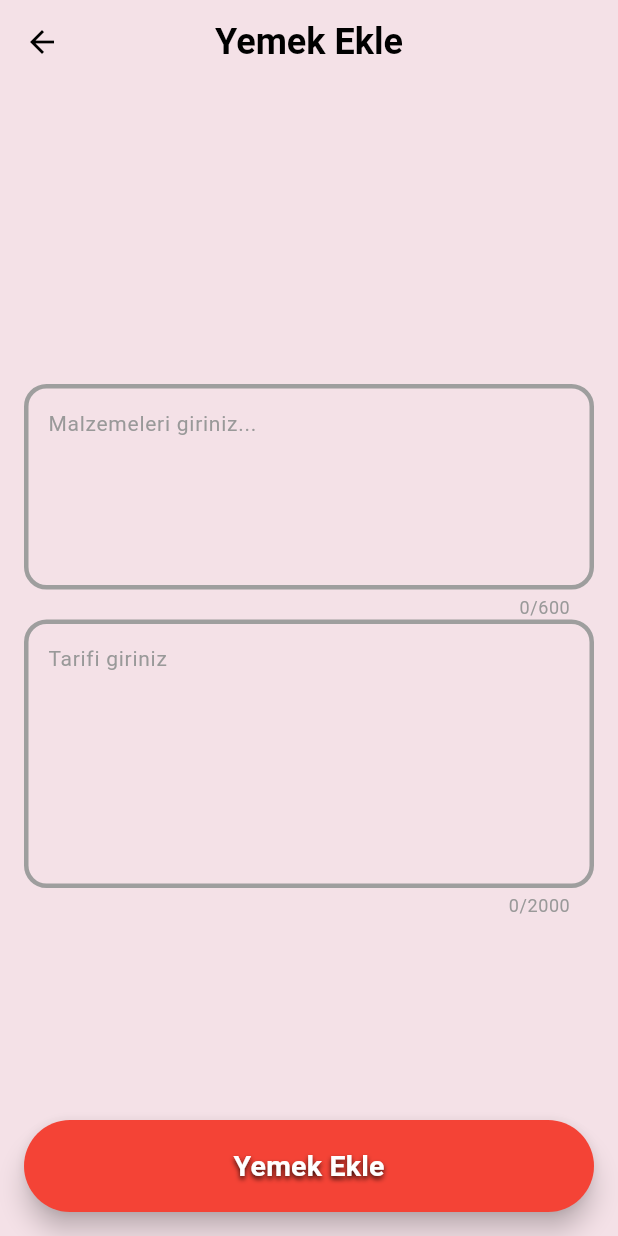
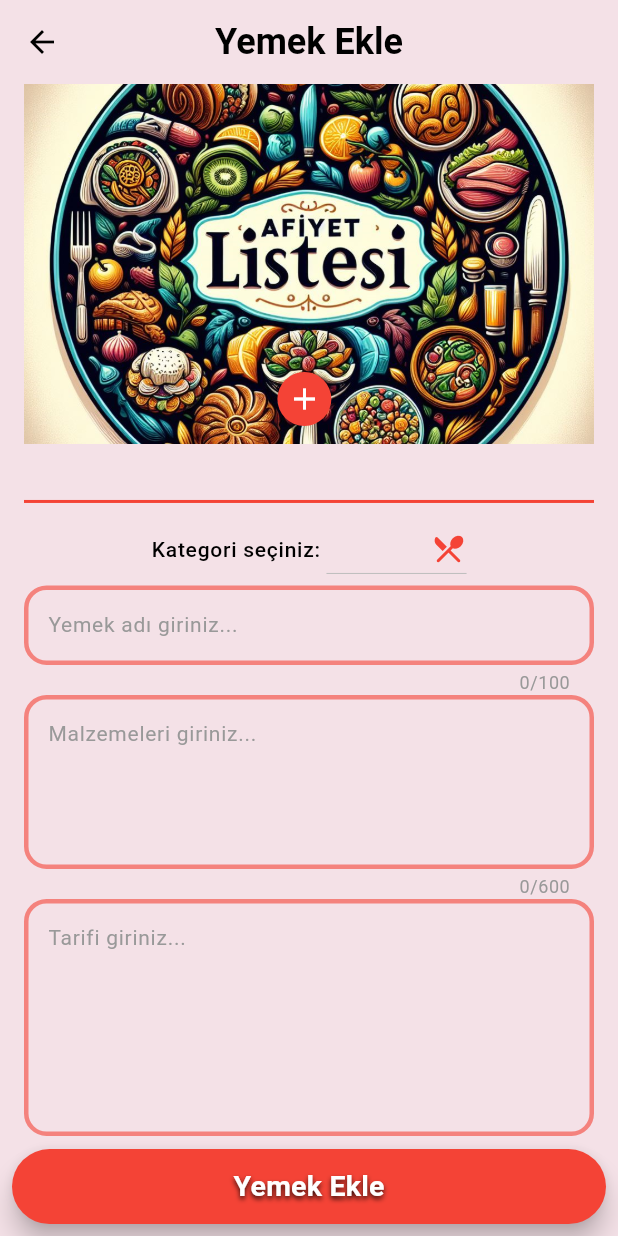
Before and after one commit to OzcanFatihCan/AfiyetListesi, a Flutter app: the FoodAddPageView screen opened directly, on a phone screen of 412 x 824 dp. Run offline on Flutter 3.47's test engine with Material 3 defaults, Android fonts, the phone set to English and light mode, and no system bars; our stand-ins replace cloud_firestore, dotted_border, equatable, firebase_auth, firebase_core, firebase_storage and 5 more; accounts and stored records are empty.

Commit message:
Foodadd page UI completed

```diff
--- a/lib/product/components/text/large_text_field.dart
+++ b/lib/product/components/text/large_text_field.dart
@@ -26,7 +26,7 @@ class LargeTextField extends StatelessWidget with _pageSize {
         enabledBorder: OutlineInputBorder(
           borderRadius: halfRadius,
           borderSide: BorderSide(
-            color: Theme.of(context).colorScheme.onSecondary,
+            color: Theme.of(context).colorScheme.onPrimary.withOpacity(0.6),
             width: textFieldBorderSize,
           ),
         ),
--- a/lib/product/constants/project_photo.dart
+++ b/lib/product/constants/project_photo.dart
@@ -5,7 +5,8 @@ enum ItemsofAsset {
   profilPhotoUrl,
   lottieLoading,
   lottieFood,
-  lottieError
+  lottieError,
+  foodAdd
 }
 
 extension ItemsofAssetExtension on ItemsofAsset {
@@ -25,6 +26,8 @@ extension ItemsofAssetExtension on ItemsofAsset {
         return 'LottieFood';
       case ItemsofAsset.lottieError:
         return 'LottieError';
+      case ItemsofAsset.foodAdd:
+        return 'FoodAdd';
     }
   }
 
--- a/lib/product/constants/project_words.dart
+++ b/lib/product/constants/project_words.dart
@@ -10,8 +10,6 @@ class ProjectWords {
   static const registerButton = "Kayıt Ol";
   static const allFood = "Tümünü Gör";
   static const alternativeLoginButton = "Alternatif Giriş";
-  static const profilName = "Elizabeth Olsen";
-  static const profilEmail = "ElizabethOlsen@gmail.com";
   static const materialFoodText = "Malzemeler";
   static const recipeText = "Yapılışı";
 
@@ -24,8 +22,6 @@ class ProjectWords {
   ];
   //PhotoUrl
 
-  static const profilPhotoUrl =
-      "https://image.tmdb.org/t/p/original/mbMsmQE5CyMVTIGMGCw2XpcPCOc.jpg";
   static const photoUrl =
       "https://cdn.yemek.com/mncrop/940/625/uploads/2015/05/bulgur-pilavi-yemekcom.jpg";
   static const photoUrl2 =
--- a/lib/view/FoodAdd/page/food_add_page.dart
+++ b/lib/view/FoodAdd/page/food_add_page.dart
@@ -1,7 +1,11 @@
 import 'package:afiyetlistesi/product/components/button/button_decoration.dart';
 import 'package:afiyetlistesi/product/components/text/large_text_field.dart';
+import 'package:afiyetlistesi/product/constants/project_photo.dart';
 import 'package:flutter/material.dart';
 part '../widget/food_add_button_widget.dart';
+part '../widget/food_add_category_widget.dart';
+part '../widget/food_add_photo_widget.dart';
+part '../widget/food_add_text_widget.dart';
 
 class FoodAddPageView extends StatefulWidget {
   const FoodAddPageView({super.key});
@@ -12,9 +16,6 @@ class FoodAddPageView extends StatefulWidget {
 
 class _FoodAddPageViewState extends State<FoodAddPageView>
     with _pageSize, _pageWord {
-  final TextEditingController _materialController = TextEditingController();
-  final TextEditingController _recipeController = TextEditingController();
-
   @override
   Widget build(BuildContext context) {
     return Scaffold(
@@ -26,38 +27,30 @@ class _FoodAddPageViewState extends State<FoodAddPageView>
         ),
       ),
       body: Padding(
-        padding: pagePadding,
+        padding: fullPadding,
         child: Column(
           children: [
-            const Expanded(
-              flex: 3,
-              child: Stack(
-                children: [],
+            Expanded(
+              flex: 4,
+              child: _BuildFoodAddPhoto(
+                onTap: () {},
               ),
             ),
             Expanded(
-              flex: 8,
-              child: SingleChildScrollView(
-                child: Column(
-                  children: [
-                    LargeTextField(
-                      textController: _materialController,
-                      hintText: materialHint,
-                      maxLength: maxLengthMaterials,
-                      maxLines: maxLinesMaterials,
-                    ),
-                    LargeTextField(
-                      textController: _recipeController,
-                      hintText: recipeHint,
-                      maxLines: maxLinesRecipe,
-                      maxLength: maxLengthRecipe,
-                    ),
-                  ],
-                ),
+              flex: 7,
+              child: Padding(
+                padding: textFieldPadding,
+                child: const _BuildFoodAddText(),
               ),
             ),
-            Expanded(flex: 1, child: _BuildFoodAddButton()),
           ],
+        ),
+      ),
+      bottomNavigationBar: SizedBox(
+        height: MediaQuery.of(context).size.height * 0.08,
+        child: Padding(
+          padding: halfPadding,
+          child: _BuildFoodAddButton(),
         ),
       ),
     );
@@ -70,17 +63,28 @@ mixin _pageWord {
   final galleryName = "Galeri";
   final buttonTitle = "Yemek Ekle";
   final materialHint = "Malzemeleri giriniz...";
-  final recipeHint = "Tarifi giriniz";
+  final recipeHint = "Tarifi giriniz...";
+  final categoryTitle = "Kategori seçiniz: ";
+  final foodNameHint = "Yemek adı giriniz...";
 }
 
 mixin _pageSize {
   //obj
-  final int maxLinesMaterials = 5;
+  final int maxLinesMaterials = 4;
   final int maxLengthMaterials = 600;
-  final int maxLinesRecipe = 7;
+  final int maxLinesRecipe = 6;
   final int maxLengthRecipe = 2000;
+  final int maxLinesFood = 1;
+  final int maxLengthFood = 100;
+  final double thickness = 2;
+  //radius
+  final dropdownRadius = BorderRadius.circular(15);
 
   //padding
-  final EdgeInsets pagePadding = const EdgeInsets.all(16);
+  final EdgeInsets fullPadding = const EdgeInsets.symmetric(horizontal: 16);
+  final EdgeInsets halfPadding = const EdgeInsets.all(8);
   final EdgeInsets objectPadding = const EdgeInsets.symmetric(vertical: 10);
+  final EdgeInsets textFieldPadding = const EdgeInsets.only(top: 15);
+  final EdgeInsets imageFieldPadding = const EdgeInsets.only(bottom: 15);
+  final EdgeInsets iconPadding = const EdgeInsets.all(6);
 }
--- /dev/null
+++ b/lib/view/FoodAdd/widget/food_add_category_widget.dart
@@ -0,0 +1,51 @@
+part of '../page/food_add_page.dart';
+
+class _BuildFoodAddCategory extends StatefulWidget {
+  const _BuildFoodAddCategory();
+
+  @override
+  State<_BuildFoodAddCategory> createState() => _BuildFoodAddCategoryState();
+}
+
+class _BuildFoodAddCategoryState extends State<_BuildFoodAddCategory>
+    with _pageSize, _pageWord {
+  String? selectedCategory;
+  @override
+  Widget build(BuildContext context) {
+    return Row(
+      mainAxisAlignment: MainAxisAlignment.center,
+      children: [
+        Text(
+          categoryTitle,
+          style: Theme.of(context).textTheme.labelSmall,
+        ),
+        DropdownButton<String>(
+          icon: Icon(
+            Icons.restaurant_menu_rounded,
+            color: Theme.of(context).colorScheme.onPrimary,
+          ),
+          borderRadius: dropdownRadius,
+          dropdownColor:
+              Theme.of(context).colorScheme.onPrimary.withOpacity(0.7),
+          style: Theme.of(context).textTheme.labelSmall,
+          value: selectedCategory,
+          onChanged: (String? newValue) {
+            setState(() {
+              selectedCategory = newValue;
+            });
+          },
+          items: <String>['Kategori 1', 'Kategori 2', 'Kategori 3', 'Diğer']
+              .map<DropdownMenuItem<String>>((String value) {
+            return DropdownMenuItem<String>(
+              value: value,
+              child: Text(
+                value,
+                style: Theme.of(context).textTheme.labelSmall,
+              ),
+            );
+          }).toList(),
+        ),
+      ],
+    );
+  }
+}
--- /dev/null
+++ b/lib/view/FoodAdd/widget/food_add_photo_widget.dart
@@ -0,0 +1,53 @@
+part of '../page/food_add_page.dart';
+
+class _BuildFoodAddPhoto extends StatefulWidget {
+  const _BuildFoodAddPhoto({required this.onTap});
+
+  final Function()? onTap;
+  @override
+  State<_BuildFoodAddPhoto> createState() => __BuildFoodAddPhotoState();
+}
+
+class __BuildFoodAddPhotoState extends State<_BuildFoodAddPhoto>
+    with _pageSize, _pageWord {
+  @override
+  Widget build(BuildContext context) {
+    return GestureDetector(
+      onTap: widget.onTap,
+      child: Stack(
+        children: [
+          Padding(
+            padding: imageFieldPadding,
+            child: SizedBox(
+              width: MediaQuery.of(context).size.width,
+              height: MediaQuery.of(context).size.height,
+              child: Image.asset(
+                fit: BoxFit.cover,
+                ItemsofAsset.foodAdd.fetchPhoto,
+              ),
+            ),
+          ),
+          Positioned(
+            top: MediaQuery.of(context).size.height * 0.233,
+            left: MediaQuery.of(context).size.width * 0.41,
+            child: _buildPlusIcon(),
+          ),
+        ],
+      ),
+    );
+  }
+
+  Widget _buildPlusIcon() {
+    return Container(
+      padding: iconPadding,
+      decoration: BoxDecoration(
+        shape: BoxShape.circle,
+        color: Theme.of(context).colorScheme.onPrimary,
+      ),
+      child: Icon(
+        Icons.add,
+        color: Theme.of(context).colorScheme.secondary,
+      ),
+    );
+  }
+}
--- /dev/null
+++ b/lib/view/FoodAdd/widget/food_add_text_widget.dart
@@ -0,0 +1,51 @@
+part of '../page/food_add_page.dart';
+
+class _BuildFoodAddText extends StatefulWidget {
+  const _BuildFoodAddText();
+
+  @override
+  State<_BuildFoodAddText> createState() => __BuildFoodAddTextState();
+}
+
+class __BuildFoodAddTextState extends State<_BuildFoodAddText>
+    with _pageSize, _pageWord {
+  final TextEditingController _materialController = TextEditingController();
+  final TextEditingController _recipeController = TextEditingController();
+  final TextEditingController _foodNameController = TextEditingController();
+  final GlobalKey _foodAddKey = GlobalKey();
+  @override
+  Widget build(BuildContext context) {
+    return SingleChildScrollView(
+      child: Form(
+        key: _foodAddKey,
+        child: Column(
+          children: [
+            Divider(
+              color: Theme.of(context).colorScheme.onPrimary,
+              thickness: thickness,
+            ),
+            const _BuildFoodAddCategory(),
+            LargeTextField(
+              textController: _foodNameController,
+              hintText: foodNameHint,
+              maxLength: maxLengthFood,
+              maxLines: maxLinesFood,
+            ),
+            LargeTextField(
+              textController: _materialController,
+              hintText: materialHint,
+              maxLength: maxLengthMaterials,
+              maxLines: maxLinesMaterials,
+            ),
+            LargeTextField(
+              textController: _recipeController,
+              hintText: recipeHint,
+              maxLines: maxLinesRecipe,
+              maxLength: maxLengthRecipe,
+            ),
+          ],
+        ),
+      ),
+    );
+  }
+}
--- a/lib/view/Home/page/home_page.dart
+++ b/lib/view/Home/page/home_page.dart
@@ -88,6 +88,7 @@ mixin _pageSize {
   final int textLimit2x = 50;
   final double bottomNavHeight = 60;
   final double aspectValue = 1;
+  final double thickness = 2;
 //padding
   final listPadding2x = const EdgeInsets.symmetric(horizontal: 15);
   final listPaddingx = const EdgeInsets.symmetric(horizontal: 10);
--- a/lib/view/Home/widget/drawer_widget.dart
+++ b/lib/view/Home/widget/drawer_widget.dart
@@ -76,6 +76,7 @@ class _BuildDrawerWidgetState extends State<_BuildDrawerWidget>
                     children: [
                       Divider(
                         color: Theme.of(context).colorScheme.onPrimary,
+                        thickness: thickness,
                       ),
                       SizedBox(
                         height: spaceObjects,
```
Also changed, not shown: assets/picture/FoodAdd.png (added).
